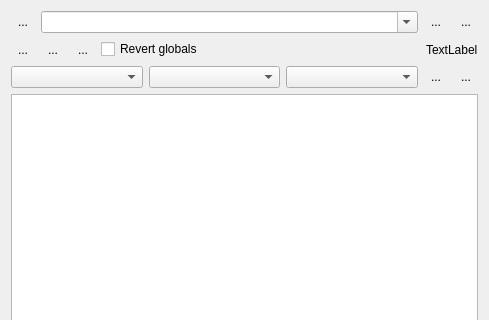
Above: ui/TodoList.ui from MonroeQuantumNetworks/IonControl before the change; both pictures show x 0 to 489 and y 0 to 320 of the 489 by 637 pixel window. Below: the same form after it.
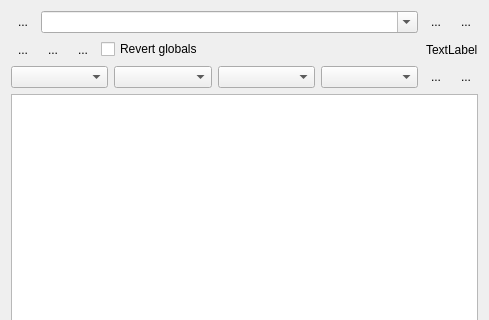
That is the form after the change. Icons and pictures are not drawn.

Commit message: add analysis to TodoList

Diff of the .ui file:
```diff
--- a/ui/TodoList.ui
+++ b/ui/TodoList.ui
@@ -203,6 +203,13 @@
        </property>
       </widget>
      </item>
+     <item>
+      <widget class="QComboBox" name="analysisSelectionBox">
+       <property name="maxVisibleItems">
+        <number>100</number>
+       </property>
+      </widget>
+     </item>
      <item>
       <widget class="QToolButton" name="addMeasurementButton">
        <property name="text">
```
The commit also changes 4 other files.
